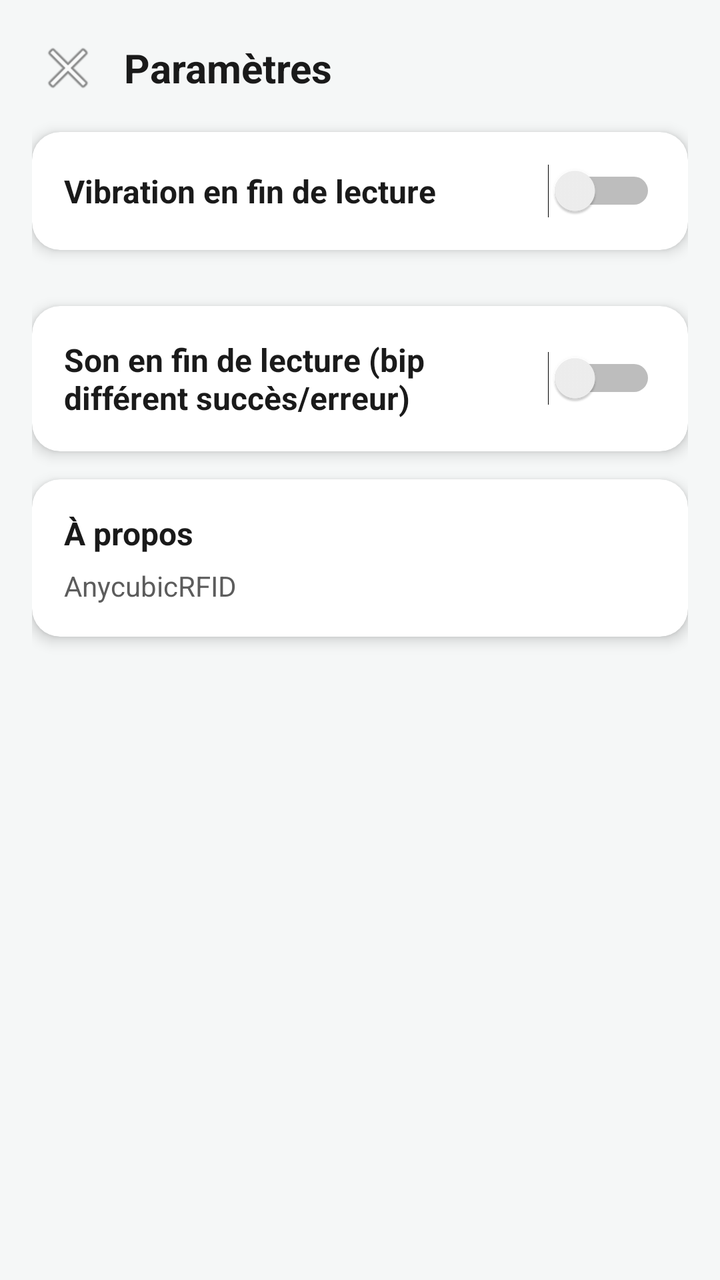
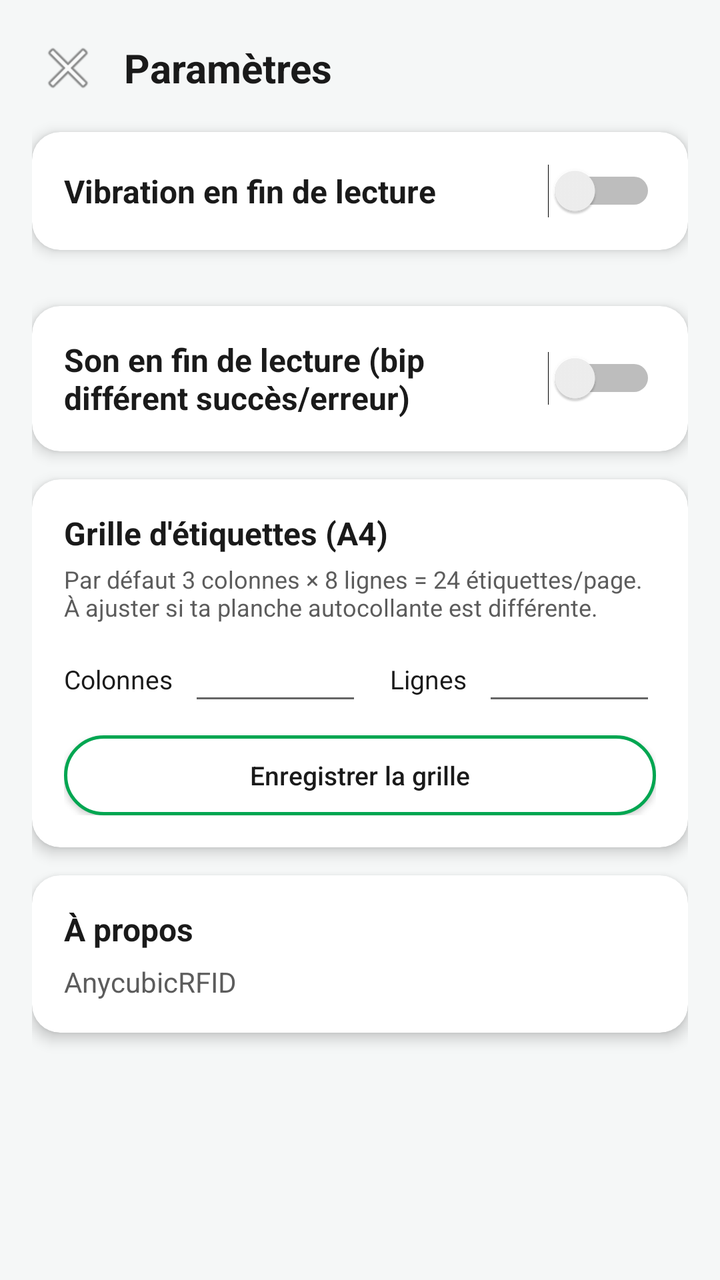

An Android layout rendered at two revisions. The XML below is the earlier revision; the diff shows what the commit changed to produce the second picture.
<!-- AndroidManifest.xml: application theme Theme.ElegooRFID -->
<!-- res/layout/activity_settings.xml -->
<?xml version="1.0" encoding="utf-8"?>
<ScrollView xmlns:android="http://schemas.android.com/apk/res/android"
    xmlns:app="http://schemas.android.com/apk/res-auto"
    android:layout_width="match_parent"
    android:layout_height="match_parent"
    android:background="@color/fond_clair"
    android:fillViewport="true">

    <LinearLayout
        android:layout_width="match_parent"
        android:layout_height="wrap_content"
        android:orientation="vertical"
        android:padding="16dp">

        <LinearLayout
            android:layout_width="match_parent"
            android:layout_height="wrap_content"
            android:orientation="horizontal"
            android:gravity="center_vertical"
            android:paddingBottom="14dp">

            <ImageButton
                android:id="@+id/btnRetour"
                android:layout_width="36dp"
                android:layout_height="36dp"
                android:background="@android:color/transparent"
                android:src="@android:drawable/ic_menu_close_clear_cancel"
                android:contentDescription="Retour" />

            <TextView
                android:layout_width="wrap_content"
                android:layout_height="wrap_content"
                android:layout_marginStart="10dp"
                android:text="Paramètres"
                android:textSize="20sp"
                android:textStyle="bold"
                android:textColor="@color/texte_principal" />
        </LinearLayout>

        <androidx.cardview.widget.CardView
            android:layout_width="match_parent"
            android:layout_height="wrap_content"
            android:layout_marginBottom="14dp"
            app:cardCornerRadius="14dp"
            app:cardElevation="4dp"
            app:cardBackgroundColor="@color/carte_blanc">

            <LinearLayout
                android:layout_width="match_parent"
                android:layout_height="wrap_content"
                android:orientation="horizontal"
                android:gravity="center_vertical"
                android:padding="16dp">

                <TextView
                    android:layout_width="0dp"
                    android:layout_height="wrap_content"
                    android:layout_weight="1"
                    android:text="Vibration en fin de lecture"
                    android:textColor="@color/texte_principal"
                    android:textSize="16sp"
                    android:textStyle="bold" />

                <Switch
                    android:id="@+id/interrupteurVibration"
                    android:layout_width="wrap_content"
                    android:layout_height="wrap_content" />

            </LinearLayout>

        </androidx.cardview.widget.CardView>

        <androidx.cardview.widget.CardView
            android:layout_width="match_parent"
            android:layout_height="wrap_content"
            android:layout_marginTop="14dp"
            android:layout_marginBottom="14dp"
            app:cardCornerRadius="14dp"
            app:cardElevation="4dp"
            app:cardBackgroundColor="@color/carte_blanc">

            <LinearLayout
                android:layout_width="match_parent"
                android:layout_height="wrap_content"
                android:orientation="horizontal"
                android:gravity="center_vertical"
                android:padding="16dp">

                <TextView
                    android:layout_width="0dp"
                    android:layout_height="wrap_content"
                    android:layout_weight="1"
                    android:text="Son en fin de lecture (bip différent succès/erreur)"
                    android:textColor="@color/texte_principal"
                    android:textSize="16sp"
                    android:textStyle="bold" />

                <Switch
                    android:id="@+id/interrupteurSon"
                    android:layout_width="wrap_content"
                    android:layout_height="wrap_content" />

            </LinearLayout>

        </androidx.cardview.widget.CardView>

        <androidx.cardview.widget.CardView
            android:layout_width="match_parent"
            android:layout_height="wrap_content"
            app:cardCornerRadius="14dp"
            app:cardElevation="4dp"
            app:cardBackgroundColor="@color/carte_blanc">

            <LinearLayout
                android:layout_width="match_parent"
                android:layout_height="wrap_content"
                android:orientation="vertical"
                android:padding="16dp">

                <TextView
                    android:layout_width="wrap_content"
                    android:layout_height="wrap_content"
                    android:text="À propos"
                    android:textColor="@color/texte_principal"
                    android:textSize="16sp"
                    android:textStyle="bold" />

                <TextView
                    android:id="@+id/texteVersion"
                    android:layout_width="wrap_content"
                    android:layout_height="wrap_content"
                    android:layout_marginTop="6dp"
                    android:text="AnycubicRFID"
                    android:textColor="@color/texte_secondaire"
                    android:textSize="14sp" />

            </LinearLayout>

        </androidx.cardview.widget.CardView>

    </LinearLayout>

</ScrollView>
<!-- resources referenced by this layout -->
<resources>
  <color name="carte_blanc">#FFFFFF</color>
  <color name="fond_clair">#F5F7F7</color>
  <color name="texte_principal">#1A1A1A</color>
  <color name="texte_secondaire">#5C5C5C</color>
  <style name="Theme.ElegooRFID" parent="Theme.AppCompat.DayNight.NoActionBar">
          <item name="colorPrimary">@color/elegoo_vert</item>
          <item name="android:windowBackground">@color/fond_clair</item>
      </style>
  <color name="elegoo_vert">#00A651</color>
</resources>

<!-- the commit's change to res/layout/activity_settings.xml (unified diff, before → after) -->
@@ -107,6 +107,97 @@
         <androidx.cardview.widget.CardView
             android:layout_width="match_parent"
             android:layout_height="wrap_content"
+            android:layout_marginBottom="14dp"
+            app:cardCornerRadius="14dp"
+            app:cardElevation="4dp"
+            app:cardBackgroundColor="@color/carte_blanc">
+
+            <LinearLayout
+                android:layout_width="match_parent"
+                android:layout_height="wrap_content"
+                android:orientation="vertical"
+                android:padding="16dp">
+
+                <TextView
+                    android:layout_width="wrap_content"
+                    android:layout_height="wrap_content"
+                    android:text="Grille d'étiquettes (A4)"
+                    android:textColor="@color/texte_principal"
+                    android:textSize="16sp"
+                    android:textStyle="bold" />
+
+                <TextView
+                    android:layout_width="wrap_content"
+                    android:layout_height="wrap_content"
+                    android:layout_marginTop="4dp"
+                    android:text="Par défaut 3 colonnes × 8 lignes = 24 étiquettes/page. À ajuster si ta planche autocollante est différente."
+                    android:textColor="@color/texte_secondaire"
+                    android:textSize="12sp" />
+
+                <LinearLayout
+                    android:layout_width="match_parent"
+                    android:layout_height="wrap_content"
+                    android:orientation="horizontal"
+                    android:layout_marginTop="10dp"
+                    android:gravity="center_vertical">
+
+                    <TextView
+                        android:layout_width="wrap_content"
+                        android:layout_height="wrap_content"
+                        android:text="Colonnes"
+                        android:textColor="@color/texte_principal"
+                        android:textSize="13sp" />
+
+                    <EditText
+                        android:id="@+id/champColonnesEtiquettes"
+                        android:layout_width="0dp"
+                        android:layout_height="wrap_content"
+                        android:layout_weight="1"
+                        android:layout_marginStart="8dp"
+                        android:layout_marginEnd="14dp"
+                        android:inputType="number"
+                        android:maxLength="2"
+                        android:textColor="@color/texte_principal"
+                        android:textSize="14sp" />
+
+                    <TextView
+                        android:layout_width="wrap_content"
+                        android:layout_height="wrap_content"
+                        android:text="Lignes"
+                        android:textColor="@color/texte_principal"
+                        android:textSize="13sp" />
+
+                    <EditText
+                        android:id="@+id/champLignesEtiquettes"
+                        android:layout_width="0dp"
+                        android:layout_height="wrap_content"
+                        android:layout_weight="1"
+                        android:layout_marginStart="8dp"
+                        android:inputType="number"
+                        android:maxLength="2"
+                        android:textColor="@color/texte_principal"
+                        android:textSize="14sp" />
+
+                </LinearLayout>
+
+                <Button
+                    android:id="@+id/btnEnregistrerGrilleEtiquettes"
+                    android:layout_width="match_parent"
+                    android:layout_height="40dp"
+                    android:layout_marginTop="10dp"
+                    android:background="@drawable/fond_bouton_secondaire"
+                    android:text="Enregistrer la grille"
+                    android:textColor="@color/texte_principal"
+                    android:textAllCaps="false"
+                    android:textSize="13sp" />
+
+            </LinearLayout>
+
+        </androidx.cardview.widget.CardView>
+
+        <androidx.cardview.widget.CardView
+            android:layout_width="match_parent"
+            android:layout_height="wrap_content"
             app:cardCornerRadius="14dp"
             app:cardElevation="4dp"
             app:cardBackgroundColor="@color/carte_blanc">
<!-- resource entries referenced after the edit -->
@@ -4,6 +4,15 @@
   <color name="fond_clair">#F5F7F7</color>
   <color name="texte_principal">#1A1A1A</color>
   <color name="texte_secondaire">#5C5C5C</color>
+  <!-- drawable fond_bouton_secondaire (drawable) -->
+  <?xml version="1.0" encoding="utf-8"?>
+  <ripple xmlns:android="http://schemas.android.com/apk/res/android" android:color="@color/elegoo_vert">
+      <item><shape android:shape="rectangle">
+          <solid android:color="@color/carte_blanc" />
+          <corners android:radius="20dp" />
+          <stroke android:width="1.5dp" android:color="@color/elegoo_vert" />
+      </shape></item>
+  </ripple>
   <style name="Theme.ElegooRFID" parent="Theme.AppCompat.DayNight.NoActionBar">
           <item name="colorPrimary">@color/elegoo_vert</item>
           <item name="android:windowBackground">@color/fond_clair</item>
